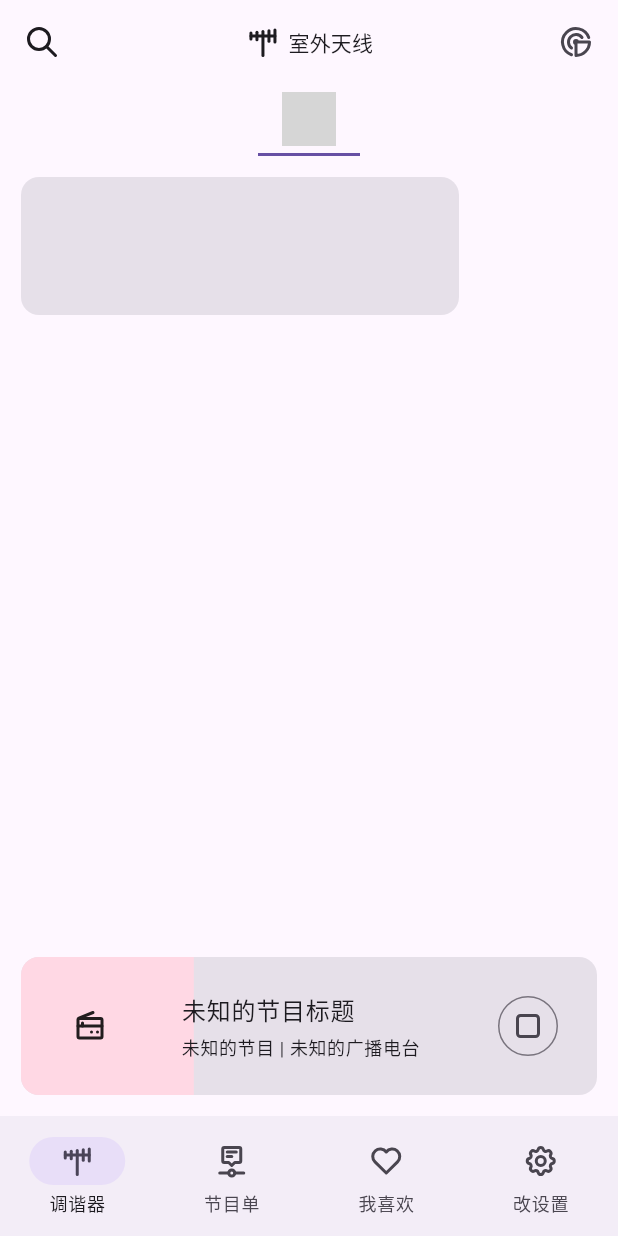
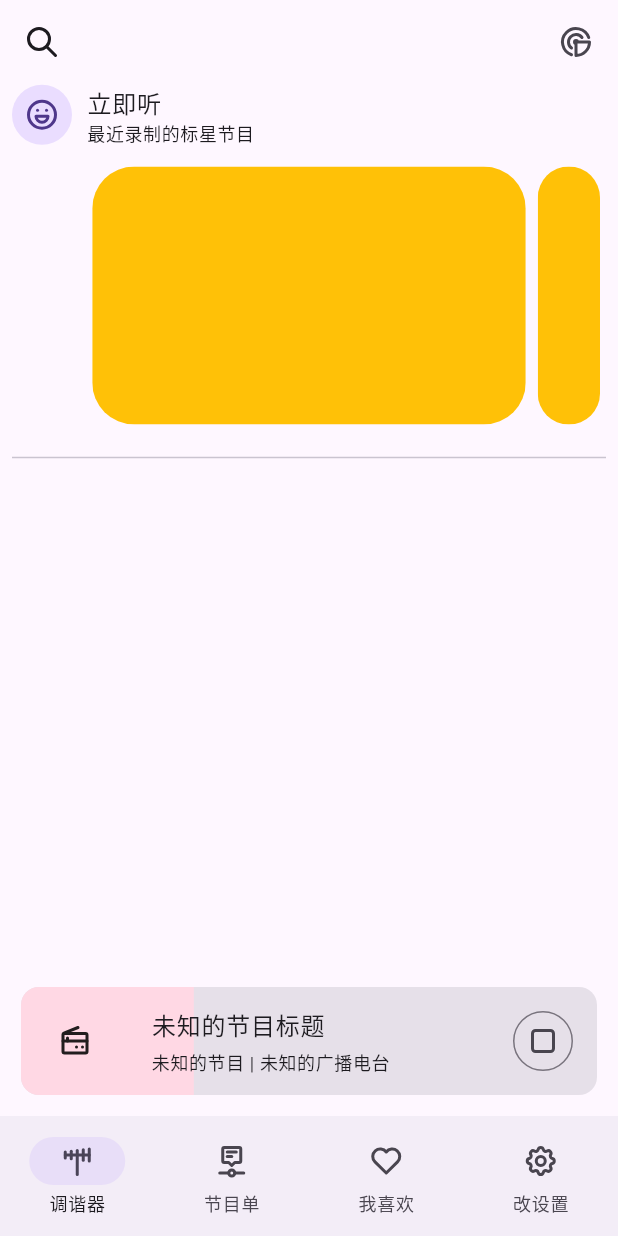
Before and after one commit to TaoEngine/outdoor_aerial_client, a Flutter app: the screen it shows after launch, on a phone screen of 412 x 824 dp. Run offline on Flutter 3.47's test engine with Material 3 defaults, Android fonts, the phone set to English and light mode, and no system bars; our stand-ins replace another_flutter_splash_screen, audio_service, flutter_tabler_icons, go_router; missing offline and left inert: flutter_soloud; grey boxes are pictures that could not be loaded.

Commit message:
修改Tuner界面加入“立即听模块”

```diff
--- a/lib/main.dart
+++ b/lib/main.dart
@@ -26,6 +26,8 @@ class MainApp extends StatelessWidget {
       GoRoute(path: "/tuner/channel/play", name: "PlayPage", builder: (context, state) => const Placeholder()),
       // TODO 调谐器频率搜索界面 暂未制作
       GoRoute(path: "/tuner/channel/scan", name: "ScanPage", builder: (context, state) => const Placeholder()),
+      // TODO 节目界面 暂未制作
+      GoRoute(path: "/program", name: "ProgramPage", builder: (context, state) => const Placeholder()),
     ],
   );
 
--- a/lib/pages/main_page.dart
+++ b/lib/pages/main_page.dart
@@ -44,20 +44,6 @@ class _MainPageState extends State<MainPage> with TickerProviderStateMixin {
       create: (context) => MusicProgramProvider(),
       child: Scaffold(
         appBar: AppBar(
-          centerTitle: true,
-          title: AspectRatio(
-            aspectRatio: 1,
-            child: Row(
-              mainAxisAlignment: MainAxisAlignment.center,
-              mainAxisSize: MainAxisSize.min,
-              crossAxisAlignment: CrossAxisAlignment.center,
-              spacing: 5,
-              children: [
-                Icon(TablerIcons.antenna),
-                Text("室外天线", style: Theme.of(context).textTheme.titleSmall),
-              ],
-            ),
-          ),
           leading: IconButton(
             onPressed: () => GoRouter.of(context).goNamed("SearchPage"),
             icon: Icon(TablerIcons.search),
@@ -89,16 +75,7 @@ class _MainPageState extends State<MainPage> with TickerProviderStateMixin {
                 programName: program.programName,
                 programBroadcasting: program.programBroadcasting,
                 programImage: program.programImage,
-                onStopButtomTap: () {
-                  program.refreshProgram(
-                    programName: "音乐爱假日",
-                    programTitle: "有音乐，更青春！",
-                    programBroadcasting: "安徽音乐广播",
-                    programImage: Image.network(
-                      "https://ytmedia.radio.cn/CCYT%2F202407%2F23%2F21%2FqrAYKFsw1eT1zBqivRaAw7wqDTub9JBBRe2024072321762.PNG",
-                    ),
-                  );
-                },
+                onStopButtomTap: () {},
                 programProgress: 0.3,
               ),
             ),
@@ -153,12 +130,14 @@ class BottomPlayWidget extends StatelessWidget {
   Widget build(BuildContext context) {
     return Align(
       alignment: Alignment.bottomCenter,
-      child: SizedBox(
-        height: 120,
-        width: switch (MediaQuery.sizeOf(context).width) {
-          >= 500 => 500,
-          final width => width,
-        },
+      child: ConstrainedBox(
+        constraints: BoxConstraints(
+          maxHeight: 100,
+          maxWidth: switch (MediaQuery.sizeOf(context).width) {
+            >= 500 => 500,
+            final width => width,
+          },
+        ),
         child: Padding(
           padding: EdgeInsetsGeometry.all(10),
           child: Card.filled(
--- a/lib/pages/tuner/tuner_page.dart
+++ b/lib/pages/tuner/tuner_page.dart
@@ -1,4 +1,6 @@
 import 'package:flutter/material.dart';
+import 'package:flutter_tabler_icons/flutter_tabler_icons.dart';
+import 'package:go_router/go_router.dart';
 
 class TunerPage extends StatefulWidget {
   const TunerPage({super.key});
@@ -7,57 +9,80 @@ class TunerPage extends StatefulWidget {
   State<TunerPage> createState() => _TunerPageState();
 }
 
-class _TunerPageState extends State<TunerPage> with TickerProviderStateMixin {
-  late final TabController _tabController;
+class _TunerPageState extends State<TunerPage> {
+  late final CarouselController __carouselController;
+  int __carouselPage = 0;
+
   @override
   void initState() {
     super.initState();
-    _tabController = TabController(initialIndex: 0, length: 1, vsync: this);
+    __carouselController = CarouselController(initialItem: 5);
   }
 
   @override
   void dispose() {
-    _tabController.dispose();
+    __carouselController.dispose();
     super.dispose();
   }
 
   @override
   Widget build(BuildContext context) {
-    return Column(
+    return Padding(
+      padding: EdgeInsetsGeometry.only(left: 8, right: 8),
+      child: Column(
         mainAxisAlignment: MainAxisAlignment.start,
         crossAxisAlignment: CrossAxisAlignment.center,
         mainAxisSize: MainAxisSize.min,
+        spacing: 10,
         children: [
-        TabBar(
-          controller: _tabController,
-          indicatorSize: TabBarIndicatorSize.tab,
-          tabAlignment: TabAlignment.center,
-          isScrollable: true,
-          dividerHeight: 0,
-          tabs: [
-            Tab(
-              icon: SizedBox(
-                width: 36,
-                height: 36,
-                child: Image.network(
-                  "https://ytmedia.radio.cn/CCYT%2F202407%2F23%2F21%2FqrAYKFsw1eT1zBqivRaAw7wqDTub9JBBRe2024072321762.PNG",
-                ),
-              ),
+          ConstrainedBox(
+            constraints: BoxConstraints(maxHeight: 50),
+            child: Row(
+              mainAxisAlignment: MainAxisAlignment.start,
+              mainAxisSize: MainAxisSize.max,
+              crossAxisAlignment: CrossAxisAlignment.center,
+              spacing: 10,
+              children: [
+                CircleAvatar(child: Icon(TablerIcons.mood_happy)),
+                Column(
+                  mainAxisAlignment: MainAxisAlignment.start,
+                  mainAxisSize: MainAxisSize.min,
+                  crossAxisAlignment: CrossAxisAlignment.start,
+                  spacing: 1,
+                  children: [
+                    Text("立即听", style: Theme.of(context).textTheme.bodyLarge),
+                    Text("最近录制的标星节目", style: Theme.of(context).textTheme.bodySmall),
+                  ],
                 ),
               ],
             ),
-        Padding(
-          padding: EdgeInsetsGeometry.only(top: 10, bottom: 10),
-          child: SizedBox(
-            height: 100,
-            child: ListView(
-              padding: EdgeInsets.only(left: 10, right: 10),
-              scrollDirection: Axis.horizontal,
-              children: [SizedBox(width: 300, child: Card.filled())],
+          ),
+          ConstrainedBox(
+            constraints: BoxConstraints(maxHeight: 180),
+            child: CarouselView.weighted(
+              controller: __carouselController,
+              flexWeights: [1, 6, 1],
+              itemSnapping: true,
+              children: <Widget>[
+                Container(color: Colors.amber),
+                Container(color: Colors.amber),
+                Container(color: Colors.amber),
+                Container(color: Colors.amber),
+                Container(color: Colors.amber),
+              ],
+              onTap: (value) {
+                __carouselController.animateToItem(value);
+                if (__carouselPage == value) {
+                  GoRouter.of(context).goNamed("ProgramPage");
+                } else {
+                  __carouselPage = value;
+                }
+              },
             ),
           ),
+          Divider(),
+        ],
       ),
-      ],
     );
   }
 }
```
Lines whose indentation alone changed are shown as unchanged.
